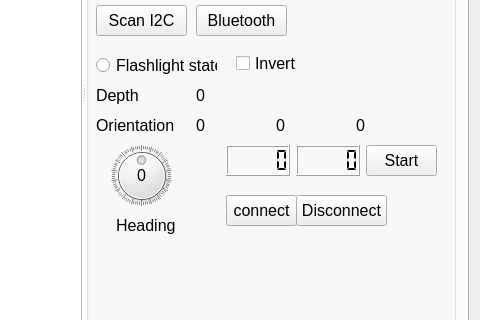
robocenter-rov/remote-control, file mainwindow.ui: the form before one commit; both pictures show x 777 to 1257 and y 244 to 564 of the 1257 by 648 pixel window.
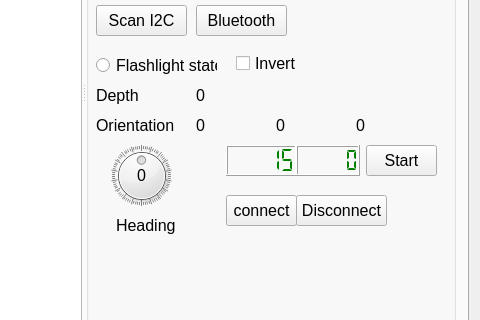
The form after the commit. Custom widgets are drawn as their Qt base class.

Commit message: Update taskTimer interface

The edit to the form file:
```diff
--- a/mainwindow.ui
+++ b/mainwindow.ui
@@ -127,15 +127,23 @@
              <rect>
               <x>140</x>
               <y>320</y>
-              <width>64</width>
+              <width>71</width>
               <height>31</height>
              </rect>
             </property>
+            <property name="styleSheet">
+             <string notr="true">QLCDNumber#minutesLCDNumber{
+	color: green;
+}</string>
+            </property>
+            <property name="mode">
+             <enum>QLCDNumber::Dec</enum>
+            </property>
             <property name="segmentStyle">
              <enum>QLCDNumber::Flat</enum>
             </property>
             <property name="value" stdset="0">
-             <double>0.000000000000000</double>
+             <double>15.000000000000000</double>
             </property>
            </widget>
            <widget class="QLCDNumber" name="secondsLCDNumber">
@@ -147,6 +155,11 @@
               <height>31</height>
              </rect>
             </property>
+            <property name="styleSheet">
+             <string notr="true">QLCDNumber#secondsLCDNumber{
+	color: green;
+}</string>
+            </property>
             <property name="segmentStyle">
              <enum>QLCDNumber::Flat</enum>
             </property>
```
The commit also changes 1 other file.
